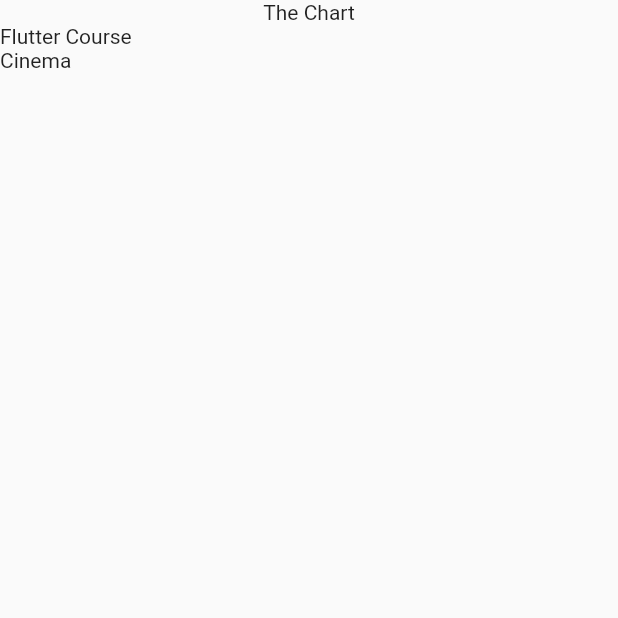
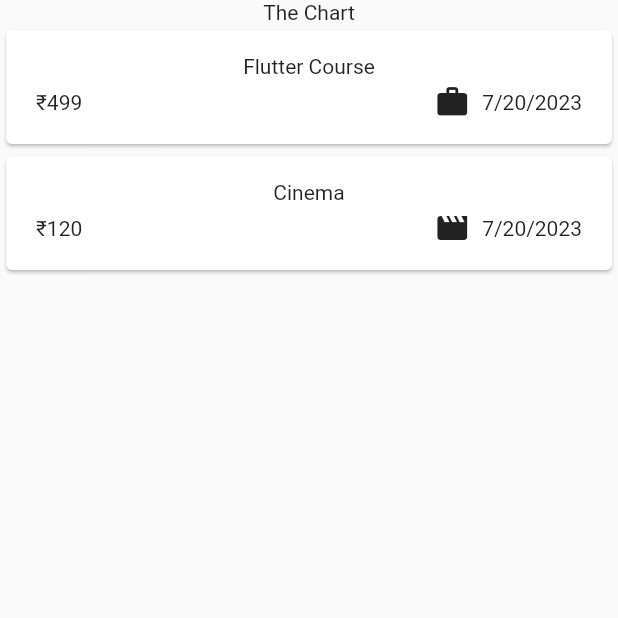
Before and after one commit to iniyananthony2002/expense_tracker, a Flutter app: the screen it shows after launch, on a phone screen of 412 x 824 dp, the top half of it. Run offline on Flutter 3.47's test engine with Material 2 defaults, Android fonts, the phone set to English and light mode, and no system bars.

Commit message:
make to list to view correctly

```diff
--- a/lib/main.dart
+++ b/lib/main.dart
@@ -1,5 +1,5 @@
 import 'package:flutter/material.dart';
-import 'package:expense_tracker/expenses.dart';
+import 'package:expense_tracker/widgets/expenses.dart';
 
 void main() {
   runApp(
--- a/lib/models/expenseModel.dart
+++ b/lib/models/expenseModel.dart
@@ -1,4 +1,8 @@
 import 'package:uuid/uuid.dart';
+import 'package:flutter/material.dart';
+import 'package:intl/intl.dart';
+
+final formatter = DateFormat.yMd();
 
 const uuid = Uuid();
 
@@ -8,6 +12,13 @@ enum Category {
   leisure,
   work,
 }
+
+const caregoryIcons = {
+  Category.food: Icons.lunch_dining,
+  Category.travel: Icons.flight_takeoff,
+  Category.leisure: Icons.movie,
+  Category.work: Icons.work
+};
 
 class ExpenseModel {
   ExpenseModel({
@@ -22,4 +33,8 @@ class ExpenseModel {
   final double amount;
   final DateTime date;
   final Category category;
+
+  String get formattedDate{
+    return formatter.format(date);
+  }
 }
--- a/lib/expenses.dart
+++ b/lib/widgets/expenses.dart
@@ -1,4 +1,4 @@
-import 'package:expense_tracker/expenses_list.dart';
+import 'package:expense_tracker/widgets/expenses_list/expenses_list.dart';
 import 'package:flutter/material.dart';
 import 'package:expense_tracker/models/expenseModel.dart';
 
--- /dev/null
+++ b/lib/widgets/expenses_list/expenses_item.dart
@@ -0,0 +1,41 @@
+import 'package:flutter/material.dart';
+import 'package:expense_tracker/models/expenseModel.dart';
+
+class ExpensesItem extends StatelessWidget {
+  const ExpensesItem(this.expense, {super.key});
+
+  final ExpenseModel expense;
+
+  @override
+  Widget build(BuildContext context) {
+    return Card(
+      child: Padding(
+        padding: const EdgeInsets.symmetric(
+          horizontal: 20,
+          vertical: 16,
+        ),
+        child: Column(
+          children: [
+            Text(expense.title),
+            const SizedBox(
+              height: 4,
+            ),
+            Row(
+              children: [
+                Text('\u{20B9}${expense.amount.toStringAsFixed(0)}'),
+                const Spacer(),
+                Row(
+                  children: [
+                    Icon(caregoryIcons[expense.category]),
+                    const SizedBox(width: 8,),
+                    Text(expense.formattedDate),
+                  ],
+                ),
+              ],
+            ),
+          ],
+        ),
+      ),
+    );
+  }
+}
--- a/lib/expenses_list.dart
+++ b/lib/widgets/expenses_list/expenses_list.dart
@@ -1,5 +1,6 @@
 import 'package:expense_tracker/models/expenseModel.dart';
 import 'package:flutter/material.dart';
+import 'expenses_item.dart';
 
 class Expenseslist extends StatelessWidget {
   const Expenseslist({super.key, required this.expenses});
@@ -10,7 +11,7 @@ class Expenseslist extends StatelessWidget {
   Widget build(context) {
     return ListView.builder(
       itemCount: expenses.length,
-      itemBuilder: (context, index) => Text(expenses[index].title),
+      itemBuilder: (context, index) => ExpensesItem(expenses[index]),
     );
   }
 }
--- a/pubspec.yaml
+++ b/pubspec.yaml
@@ -36,6 +36,7 @@ dependencies:
   # Use with the CupertinoIcons class for iOS style icons.
   cupertino_icons: ^1.0.2
   uuid: ^3.0.7
+  intl: ^0.18.1
 
 dev_dependencies:
   flutter_test:
```
Also changed, not shown: pubspec.lock.
